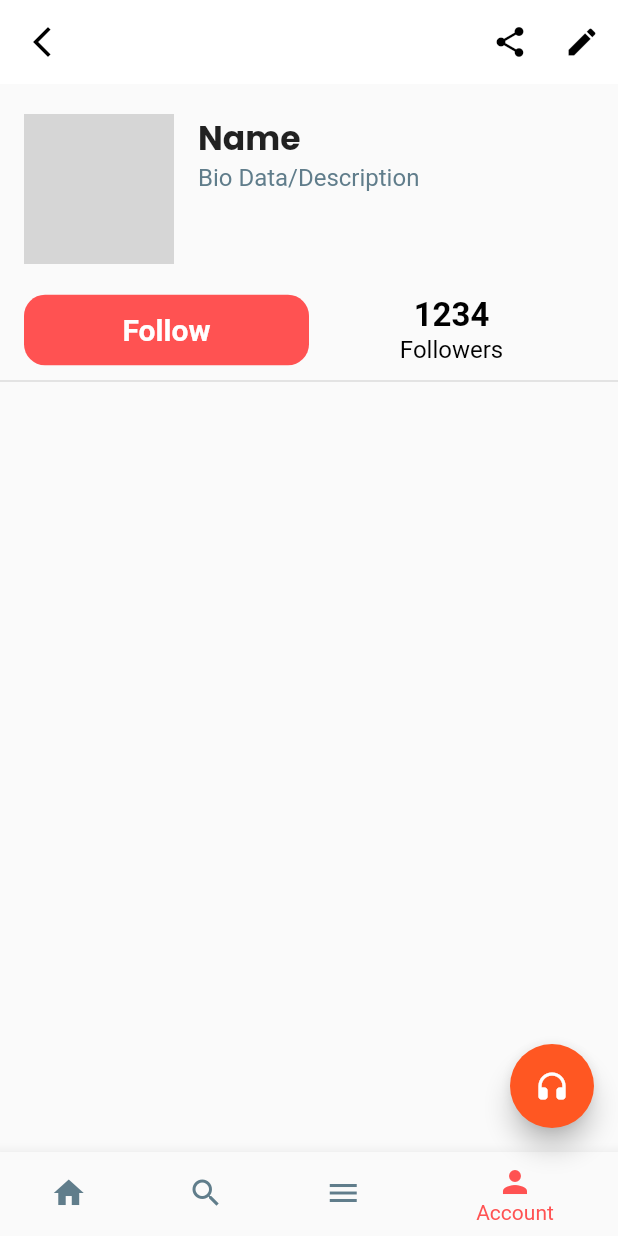
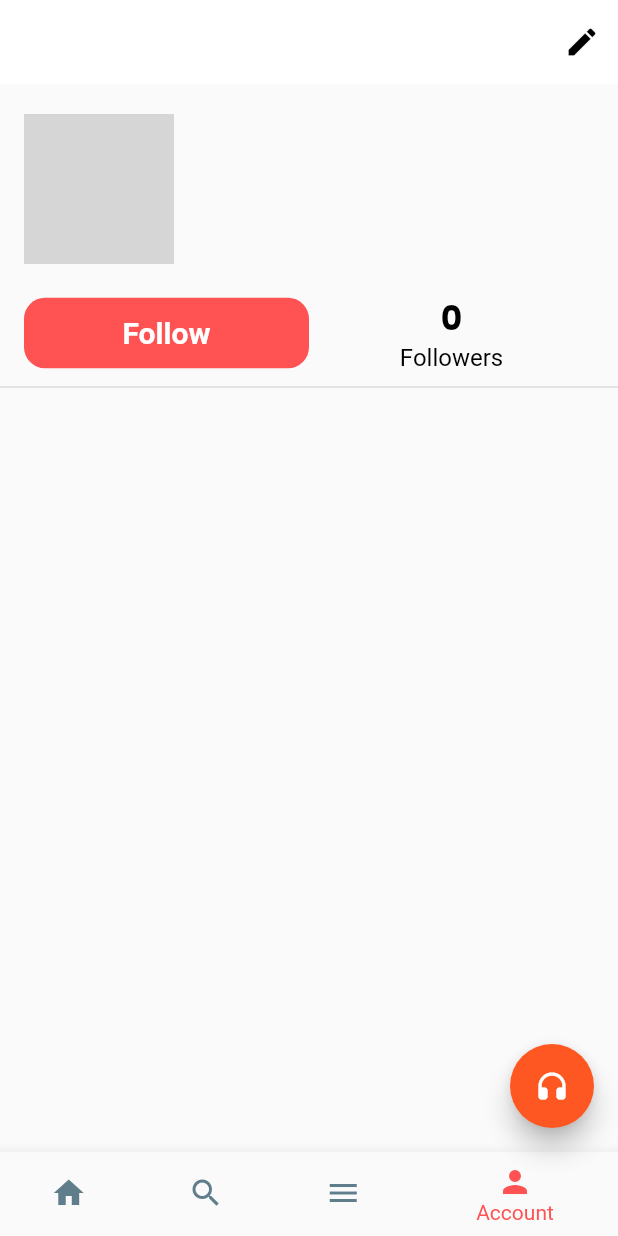
Before and after one commit to ManoVikram/MusikRadio, a Flutter app: the HomeScreen screen opened by its route, item 4 of the bottom bar chosen, on a phone screen of 412 x 824 dp. Run offline on Flutter 3.47's test engine with Material 2 defaults, Android fonts, the phone set to English and light mode, and no system bars; our stand-ins replace after_layout, auto_size_text, bloc, equatable, file_picker, flutter_bloc and 6 more; missing offline and left inert: amplify_api, amplify_auth_cognito, amplify_datastore, amplify_datastore_plugin_interface, amplify_flutter, amplify_storage_s3; accounts and stored records are empty; network calls fail; grey boxes are pictures that could not be loaded.

Commit message:
Made some changes to the account screen. Channel name, followers, default profile picture(feature to add custom profile picture is not implemented yet) will be displayed.

```diff
--- a/lib/main.dart
+++ b/lib/main.dart
@@ -177,6 +177,9 @@ class _AudioAppState extends State<AudioApp> with AfterLayoutMixin<AudioApp> {
       currentUserDataProvider.setCurrentUserData = CurrentUser(
         email: currentUser.username,
         isCreator: currentUserData.isCreator,
+        name: currentUserData.name,
+        description: currentUserData.description,
+        followers: currentUserData.followers,
         creatorID: currentUserData.creator?.id,
       );
 
--- a/lib/models/provider/user_data.dart
+++ b/lib/models/provider/user_data.dart
@@ -5,12 +5,20 @@ import '../ModelProvider.dart';
 class CurrentUser {
   final String email;
   final bool isCreator;
+  String? name;
+  String? description;
+  String? profilePictureURL;
+  List<String>? followers;
   String? creatorID;
   List<Audio>? audioUploads;
 
   CurrentUser({
     required this.email,
     required this.isCreator,
+    this.name,
+    this.description,
+    this.profilePictureURL,
+    this.followers,
     this.creatorID,
     this.audioUploads,
   });
--- a/lib/screens/accountScreen/account_screen.dart
+++ b/lib/screens/accountScreen/account_screen.dart
@@ -25,21 +25,24 @@ class AccountScreen extends StatelessWidget {
       appBar: AppBar(
         // Show this back button only while viewing others' account
         // and not while viewing our own account
-        leading: IconButton(
+        /* leading: IconButton(
           onPressed: () {},
           icon: const Icon(
             Icons.arrow_back_ios_new,
           ),
           color: Colors.black,
-        ),
+        ), */
         actions: [
-          IconButton(
-            onPressed: () {},
+          // Uncomment the below icon while implementing the feature
+          /* IconButton(
+            onPressed: () {
+              Share.share("");
+            },
             icon: const Icon(
               Icons.share,
             ),
             color: Colors.black,
-          ),
+          ), */
           // Show this edit button only while viewing our account
           // and not while viewing others' account
           IconButton(
@@ -75,15 +78,19 @@ class AccountScreen extends StatelessWidget {
                     Container(
                       height: 100,
                       width: 100,
-                      decoration: const BoxDecoration(
+                      decoration: BoxDecoration(
                         color: Colors.orange,
                         shape: BoxShape.circle,
-                        image: DecorationImage(
-                          // If the user haven't set any image, show a default image here
-                          // Use eitther the AssetImage or NetworkImage for the default one
-                          image: NetworkImage(""),
-                          fit: BoxFit.cover,
-                        ),
+                        image: currentUserData.profilePictureURL == null
+                            ? const DecorationImage(
+                                image: AssetImage(
+                                    "assets/images/DefaultProfilePicture.jpg"),
+                                fit: BoxFit.cover,
+                              )
+                            : const DecorationImage(
+                                image: NetworkImage(""),
+                                fit: BoxFit.cover,
+                              ),
                       ),
                     ),
                     const SizedBox(
@@ -95,7 +102,7 @@ class AccountScreen extends StatelessWidget {
                         crossAxisAlignment: CrossAxisAlignment.start,
                         children: [
                           Text(
-                            "Name",
+                            currentUserData.name ?? currentUserData.email,
                             overflow: TextOverflow.ellipsis,
                             style: TextStyle(
                               fontFamily: GoogleFonts.poppins().fontFamily,
@@ -104,7 +111,8 @@ class AccountScreen extends StatelessWidget {
                             ),
                           ),
                           Text(
-                            "Bio Data/Description",
+                            currentUserData.description ??
+                                "Bio Data/Description",
                             maxLines: 3,
                             overflow: TextOverflow.ellipsis,
                             style: TextStyle(
@@ -160,17 +168,18 @@ class AccountScreen extends StatelessWidget {
                             fontFamily: GoogleFonts.roboto().fontFamily,
                             color: Colors.black,
                           ),
-                          children: const [
+                          children: [
                             // Check this to convert number to human readable format:
                             // https://stackoverflow.com/questions/54690790/convert-a-number-to-human-readable-format-e-g-1-5k-5m-1b-in-dart/54691084
                             TextSpan(
-                              text: "1234\n",
+                              text: "${currentUserData.followers!.length}\n",
                               style: TextStyle(
                                 fontSize: 22,
+                                fontFamily: GoogleFonts.poppins().fontFamily,
                                 fontWeight: FontWeight.bold,
                               ),
                             ),
-                            TextSpan(
+                            const TextSpan(
                               text: "Followers",
                               style: TextStyle(
                                 fontSize: 16,
@@ -212,6 +221,7 @@ class AccountScreen extends StatelessWidget {
                                 .length,
                             itemBuilder: (BuildContext context, int index) {
                               return AudioCard(
+                                channelName: currentUserData.name!,
                                 audio: currentUserData.audioUploads![index],
                                 url: state.uploadedContentUrl[index],
                               );
--- a/pubspec.yaml
+++ b/pubspec.yaml
@@ -34,7 +34,7 @@ dependencies:
   amplify_flutter: ^0.2.4
   amplify_storage_s3: ^0.2.4
   auto_size_text: ^3.0.0-nullsafety.0
-  bloc: ^7.2.0
+  bloc: ^7.2.1
   cupertino_icons: ^1.0.2
   equatable: ^2.0.3
   file_picker: ^4.1.0
@@ -49,6 +49,7 @@ dependencies:
   percent_indicator: ^3.0.1
   pin_code_fields: ^7.3.0
   provider: ^6.0.1
+  share_plus: ^2.1.4
   shared_preferences: ^2.0.7
 
 dev_dependencies:
```
Also changed, not shown: lib/widgets/audio_card.dart (+18 -10 lines), assets/images/DefaultProfilePicture.jpg (added), pubspec.lock, 2 other files.
